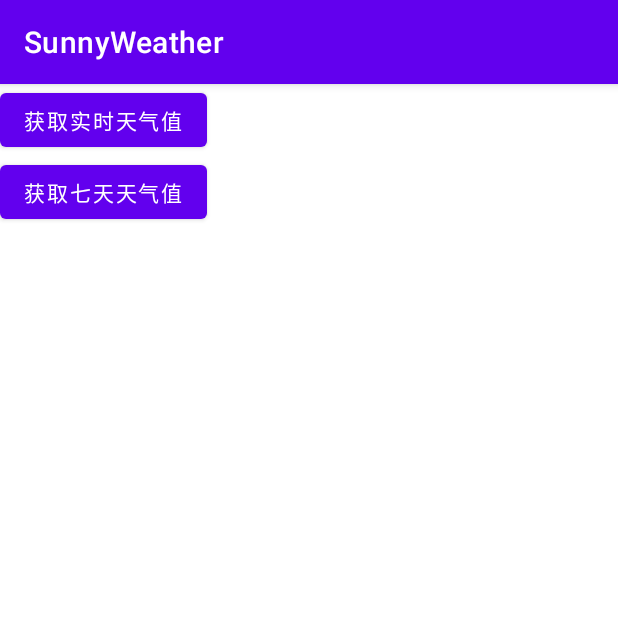
After one commit to tangting8806/SunnyWeather, an Android app: the WeatherActivity screen opened directly, with no data from a screen before it, on a phone screen of 412 x 824 dp, the top half of it. The commit adds this screen. Run offline under Robolectric (Android 15) with nearby library versions, the phone set to English and light mode, and no system bars.

Commit message:
【提交】

```diff
--- a/app/src/main/AndroidManifest.xml
+++ b/app/src/main/AndroidManifest.xml
@@ -1,6 +1,7 @@
 <?xml version="1.0" encoding="utf-8"?>
 <manifest xmlns:android="http://schemas.android.com/apk/res/android"
     package="com.t.sunnyweather">
+    <uses-permission android:name="android.permission.INTERNET"/>
 
     <application
         android:name=".SunnyWeatherApplication"
@@ -16,6 +17,7 @@
                 <category android:name="android.intent.category.LAUNCHER" />
             </intent-filter>
         </activity>
+        <activity android:name=".ui.weather.WeatherActivity"/>
     </application>
 
 </manifest>
--- /dev/null
+++ b/app/src/main/java/com/t/sunnyweather/logic/model/Weather.kt
@@ -0,0 +1,3 @@
+package com.t.sunnyweather.logic.model
+
+data class Weather (val realTime: RealTimeResponse,val daily: DailyResponse)
--- /dev/null
+++ b/app/src/main/java/com/t/sunnyweather/logic/model/WeatherModel.kt
@@ -0,0 +1,9 @@
+package com.t.sunnyweather.logic.model
+
+import androidx.lifecycle.Transformations
+import androidx.lifecycle.ViewModel
+import com.t.sunnyweather.logic.network.Repository
+
+class WeatherModel:ViewModel() {
+    val weatherLiveData=Repository.refreshWeather()
+}
--- /dev/null
+++ b/app/src/main/java/com/t/sunnyweather/ui/weather/WeatherActivity.kt
@@ -0,0 +1,36 @@
+package com.t.sunnyweather.ui.weather
+
+import android.os.Bundle
+import android.util.Log
+import android.view.View
+import androidx.appcompat.app.AppCompatActivity
+import androidx.lifecycle.Observer
+import androidx.lifecycle.ViewModel
+import com.t.sunnyweather.R
+import com.t.sunnyweather.logic.model.WeatherModel
+import kotlinx.android.synthetic.main.activity_weather.*
+import kotlinx.android.synthetic.main.daily_weather_item.*
+
+class WeatherActivity : AppCompatActivity(), View.OnClickListener {
+    private lateinit var viewModel: WeatherModel
+    override fun onCreate(savedInstanceState: Bundle?) {
+        super.onCreate(savedInstanceState)
+        setContentView(R.layout.activity_weather)
+        real_time_button.setOnClickListener(this)
+        viewModel=WeatherModel()
+    }
+
+    override fun onClick(p0: View?) {
+        when(p0){
+            real_time_button->{
+                Log.d("WeatherActivity","real_time_button")
+                viewModel.weatherLiveData.observe(this, Observer {
+                    //text.text = it.getOrNull().toString()
+                    list_view.adapter=DailyWeatherAdapter(this,R.layout.daily_weather_item,it.getOrNull()!!.daily.data.toMutableList())
+                })
+            }
+        }
+    }
+
+
+}
--- /dev/null
+++ b/app/src/main/res/layout/activity_weather.xml
@@ -0,0 +1,38 @@
+<?xml version="1.0" encoding="utf-8"?>
+<LinearLayout xmlns:android="http://schemas.android.com/apk/res/android"
+    xmlns:app="http://schemas.android.com/apk/res-auto"
+    xmlns:tools="http://schemas.android.com/tools"
+    android:layout_width="match_parent"
+    android:layout_height="match_parent"
+    android:orientation="vertical"
+    tools:context=".MainActivity">
+
+    <Button
+        android:id="@+id/real_time_button"
+        android:layout_width="wrap_content"
+        android:layout_height="wrap_content"
+        android:text="获取实时天气值"></Button>
+
+    <Button
+        android:id="@+id/daily_button"
+        android:layout_width="wrap_content"
+        android:layout_height="wrap_content"
+        android:text="获取七天天气值"></Button>
+
+
+<!--    <TextView-->
+<!--        android:id="@+id/text"-->
+<!--        android:layout_width="wrap_content"-->
+<!--        android:layout_height="wrap_content">-->
+
+<!--    </TextView>-->
+
+    <ListView
+        android:id="@+id/list_view"
+        android:layout_width="match_parent"
+        android:layout_height="0px"
+        android:layout_weight="1">
+
+    </ListView>
+
+</LinearLayout>
--- a/build.gradle
+++ b/build.gradle
@@ -8,7 +8,6 @@ buildscript {
     dependencies {
         classpath "com.android.tools.build:gradle:4.1.0-beta04"
         classpath "org.jetbrains.kotlin:kotlin-gradle-plugin:$kotlin_version"
-
         // NOTE: Do not place your application dependencies here; they belong
         // in the individual module build.gradle files
     }
```
Also changed, not shown: app/build.gradle (+8 -1 lines), app/src/main/java/com/t/sunnyweather/MainActivity.kt (+16 -1 lines), app/src/main/java/com/t/sunnyweather/logic/model/DailyResponse.kt (added, +74 -0 lines), app/src/main/java/com/t/sunnyweather/logic/model/RealTimeResponse.kt (added, +47 -0 lines), app/src/main/java/com/t/sunnyweather/logic/network/Repository.kt (added, +47 -0 lines), app/src/main/java/com/t/sunnyweather/logic/network/ServiceCreator.kt (added, +14 -0 lines), app/src/main/java/com/t/sunnyweather/logic/network/SunnyWeatherNetWork.kt (added, +38 -0 lines), app/src/main/java/com/t/sunnyweather/logic/network/WeatherService.kt (added, +15 -0 lines), app/src/main/java/com/t/sunnyweather/ui/weather/DailyWeatherAdapter.kt (added, +39 -0 lines), app/src/main/res/layout/activity_main.xml (+9 -9 lines), app/src/main/res/layout/daily_weather_item.xml (added, +23 -0 lines).
